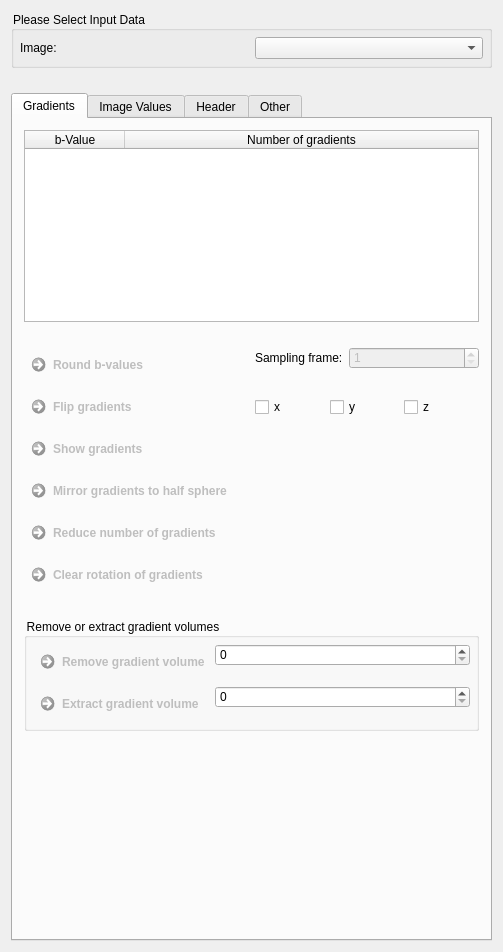
First picture: the form in Plugins/org.mitk.gui.qt.diffusionimaging.preprocessing/src/internal/QmitkPreprocessingViewControls.ui, repository MITK/MITK, before the edit.
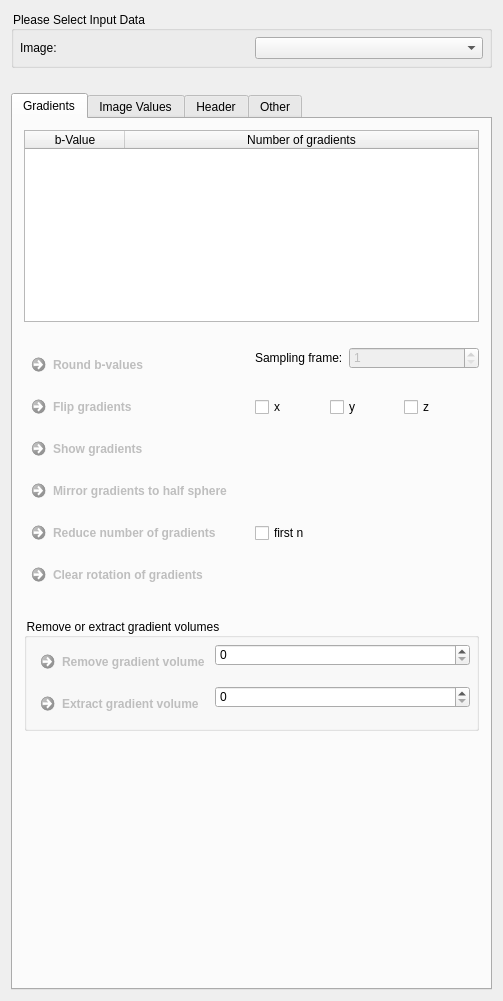
Second picture: the form after the edit. Custom widgets are drawn as their Qt base class.

Patch:
```diff
--- a/Plugins/org.mitk.gui.qt.diffusionimaging.preprocessing/src/internal/QmitkPreprocessingViewControls.ui
+++ b/Plugins/org.mitk.gui.qt.diffusionimaging.preprocessing/src/internal/QmitkPreprocessingViewControls.ui
@@ -7,7 +7,7 @@
     <x>0</x>
     <y>0</y>
     <width>503</width>
-    <height>813</height>
+    <height>1001</height>
    </rect>
   </property>
   <property name="minimumSize">
@@ -356,6 +356,16 @@
             </property>
            </widget>
           </item>
+          <item row="8" column="1">
+           <widget class="QCheckBox" name="m_KeepFirstNBox">
+            <property name="toolTip">
+             <string>Don't optimize gradients to retain, simply keep first n gradients per b-value.</string>
+            </property>
+            <property name="text">
+             <string>first n</string>
+            </property>
+           </widget>
+          </item>
          </layout>
         </widget>
        </item>
@@ -1657,7 +1667,7 @@
    </item>
   </layout>
  </widget>
- <layoutdefault spacing="6" margin="11"></layoutdefault>
+ <layoutdefault spacing="6" margin="11"/>
  <customwidgets>
   <customwidget>
    <class>QmitkDataStorageComboBox</class>
```
Left out of the diff: 92 changed lines with no effect on the pictures.
